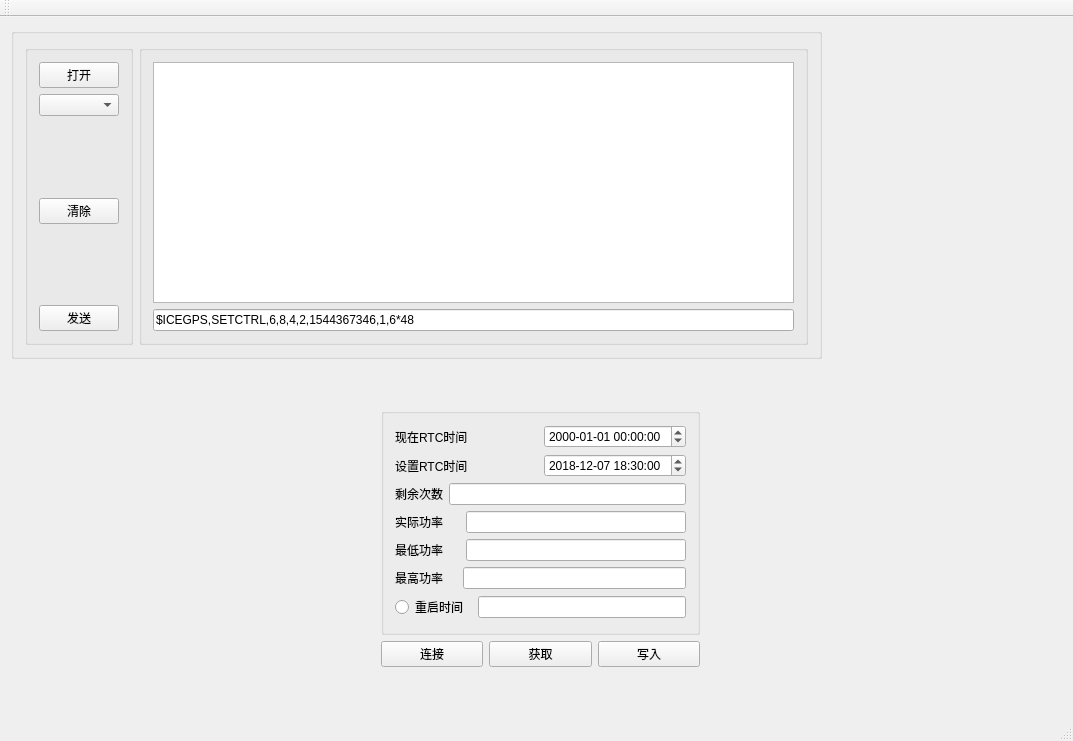
Old version of the form mainwindow.ui in the repository jokeym/ChargPointAPP.
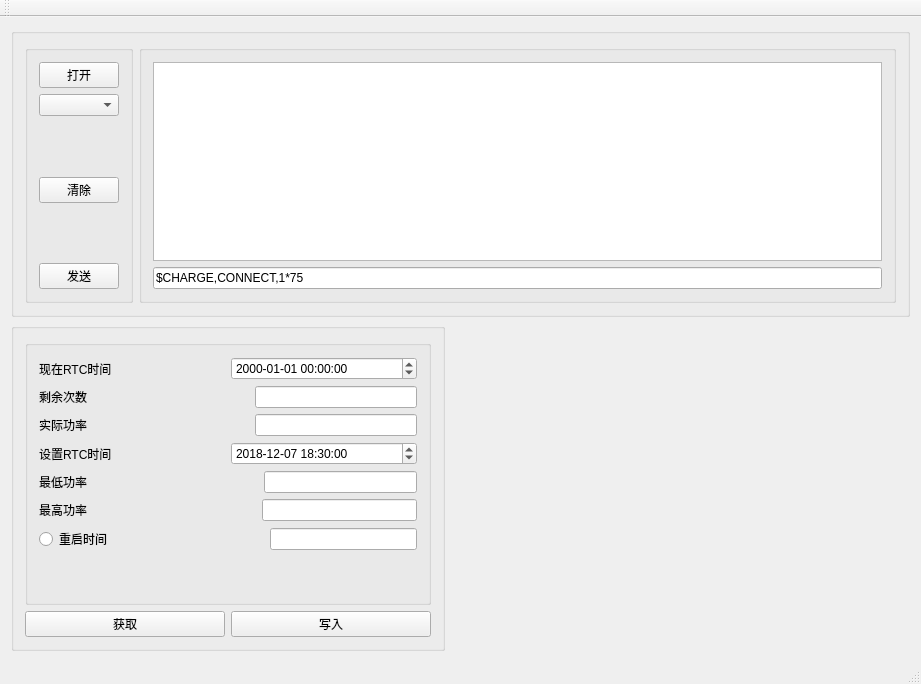
New version of the form.

Commit message: 删除连接按钮 、完善获取和写入按钮的功能

What changed in the file:
```diff
--- a/mainwindow.ui
+++ b/mainwindow.ui
@@ -6,107 +6,17 @@
    <rect>
     <x>0</x>
     <y>0</y>
-    <width>1073</width>
-    <height>741</height>
+    <width>921</width>
+    <height>684</height>
    </rect>
   </property>
   <property name="windowTitle">
    <string>MainWindow</string>
   </property>
   <widget class="QWidget" name="centralWidget">
+   <layout class="QGridLayout" name="gridLayout">
+    <item row="1" column="0" rowspan="2">
    <widget class="QGroupBox" name="groupBox">
-    <property name="geometry">
-     <rect>
-      <x>11</x>
-      <y>11</y>
-      <width>811</width>
-      <height>331</height>
-     </rect>
-    </property>
-    <layout class="QHBoxLayout" name="horizontalLayout">
-     <item>
-      <widget class="QGroupBox" name="groupBox">
-       <layout class="QVBoxLayout" name="verticalLayout">
-        <item>
-         <widget class="QPushButton" name="pushButton_Open">
-          <property name="text">
-           <string>打开</string>
-          </property>
-         </widget>
-        </item>
-        <item>
-         <widget class="QComboBox" name="PortBox"/>
-        </item>
-        <item>
-         <spacer name="verticalSpacer">
-          <property name="orientation">
-           <enum>Qt::Vertical</enum>
-          </property>
-          <property name="sizeHint" stdset="0">
-           <size>
-            <width>20</width>
-            <height>40</height>
-           </size>
-          </property>
-         </spacer>
-        </item>
-        <item>
-         <widget class="QPushButton" name="pushButton_Clean">
-          <property name="text">
-           <string>清除</string>
-          </property>
-         </widget>
-        </item>
-        <item>
-         <spacer name="verticalSpacer_3">
-          <property name="orientation">
-           <enum>Qt::Vertical</enum>
-          </property>
-          <property name="sizeHint" stdset="0">
-           <size>
-            <width>20</width>
-            <height>40</height>
-           </size>
-          </property>
-         </spacer>
-        </item>
-        <item>
-         <widget class="QPushButton" name="pushButton_Send">
-          <property name="text">
-           <string>发送</string>
-          </property>
-         </widget>
-        </item>
-       </layout>
-      </widget>
-     </item>
-     <item>
-      <widget class="QGroupBox" name="groupBox">
-       <layout class="QVBoxLayout" name="verticalLayout_2">
-        <item>
-         <widget class="QTextEdit" name="textEdit"/>
-        </item>
-        <item>
-         <widget class="QLineEdit" name="lineEdit">
-          <property name="text">
-           <string>$ICEGPS,SETCTRL,6,8,4,2,1544367346,1,6*48</string>
-          </property>
-         </widget>
-        </item>
-       </layout>
-      </widget>
-     </item>
-    </layout>
-   </widget>
-   <widget class="QWidget" name="layoutWidget">
-    <property name="geometry">
-     <rect>
-      <x>370</x>
-      <y>380</y>
-      <width>341</width>
-      <height>281</height>
-     </rect>
-    </property>
     <layout class="QVBoxLayout" name="verticalLayout_4">
      <item>
       <widget class="QGroupBox" name="groupBox">
@@ -122,6 +32,9 @@
           </item>
           <item>
            <widget class="QDateTimeEdit" name="Now_dateTimeEdit">
+              <property name="readOnly">
+               <bool>false</bool>
+              </property>
             <property name="displayFormat">
              <string>yyyy-MM-dd HH:mm:ss</string>
             </property>
@@ -129,6 +42,68 @@
           </item>
          </layout>
         </item>
+          <item>
+           <layout class="QHBoxLayout" name="horizontalLayout_8">
+            <item>
+             <widget class="QLabel" name="label_5">
+              <property name="text">
+               <string>剩余次数</string>
+              </property>
+             </widget>
+            </item>
+            <item>
+             <spacer name="horizontalSpacer">
+              <property name="orientation">
+               <enum>Qt::Horizontal</enum>
+              </property>
+              <property name="sizeHint" stdset="0">
+               <size>
+                <width>40</width>
+                <height>20</height>
+               </size>
+              </property>
+             </spacer>
+            </item>
+            <item>
+             <widget class="QLineEdit" name="lineEdit_ResidueCnt">
+              <property name="readOnly">
+               <bool>true</bool>
+              </property>
+             </widget>
+            </item>
+           </layout>
+          </item>
+          <item>
+           <layout class="QHBoxLayout" name="horizontalLayout_2">
+            <item>
+             <widget class="QLabel" name="label_4">
+              <property name="text">
+               <string>实际功率</string>
+              </property>
+             </widget>
+            </item>
+            <item>
+             <spacer name="horizontalSpacer_2">
+              <property name="orientation">
+               <enum>Qt::Horizontal</enum>
+              </property>
+              <property name="sizeHint" stdset="0">
+               <size>
+                <width>40</width>
+                <height>20</height>
+               </size>
+              </property>
+             </spacer>
+            </item>
+            <item>
+             <widget class="QLineEdit" name="lineEdit_NowPower">
+              <property name="readOnly">
+               <bool>true</bool>
+              </property>
+             </widget>
+            </item>
+           </layout>
+          </item>
         <item>
          <layout class="QHBoxLayout" name="horizontalLayout_6">
           <item>
@@ -157,34 +132,6 @@
           </item>
          </layout>
         </item>
-        <item>
-         <layout class="QHBoxLayout" name="horizontalLayout_8">
-          <item>
-           <widget class="QLabel" name="label_5">
-            <property name="text">
-             <string>剩余次数</string>
-            </property>
-           </widget>
-          </item>
-          <item>
-           <widget class="QLineEdit" name="lineEdit_ResidueCnt"/>
-          </item>
-         </layout>
-        </item>
-        <item>
-         <layout class="QHBoxLayout" name="horizontalLayout_2">
-          <item>
-           <widget class="QLabel" name="label_4">
-            <property name="text">
-             <string>实际功率     </string>
-            </property>
-           </widget>
-          </item>
-          <item>
-           <widget class="QLineEdit" name="lineEdit_NowPower"/>
-          </item>
-         </layout>
-        </item>
         <item>
          <layout class="QHBoxLayout" name="horizontalLayout_3">
           <item>
@@ -194,6 +141,19 @@
             </property>
            </widget>
           </item>
+            <item>
+             <spacer name="horizontalSpacer_3">
+              <property name="orientation">
+               <enum>Qt::Horizontal</enum>
+              </property>
+              <property name="sizeHint" stdset="0">
+               <size>
+                <width>40</width>
+                <height>20</height>
+               </size>
+              </property>
+             </spacer>
+            </item>
           <item>
            <widget class="QLineEdit" name="lineEdit_MinPower"/>
           </item>
@@ -208,6 +168,19 @@
             </property>
            </widget>
           </item>
+            <item>
+             <spacer name="horizontalSpacer_4">
+              <property name="orientation">
+               <enum>Qt::Horizontal</enum>
+              </property>
+              <property name="sizeHint" stdset="0">
+               <size>
+                <width>40</width>
+                <height>20</height>
+               </size>
+              </property>
+             </spacer>
+            </item>
           <item>
            <widget class="QLineEdit" name="lineEdit_MaxPower"/>
           </item>
@@ -222,6 +195,19 @@
             </property>
            </widget>
           </item>
+            <item>
+             <spacer name="horizontalSpacer_5">
+              <property name="orientation">
+               <enum>Qt::Horizontal</enum>
+              </property>
+              <property name="sizeHint" stdset="0">
+               <size>
+                <width>40</width>
+                <height>20</height>
+               </size>
+              </property>
+             </spacer>
+            </item>
           <item>
            <widget class="QLineEdit" name="lineEdit_ResetTime"/>
           </item>
@@ -245,13 +231,6 @@
      </item>
      <item>
       <layout class="QHBoxLayout" name="horizontalLayout_7">
-       <item>
-        <widget class="QPushButton" name="pushButton_Connect">
-         <property name="text">
-          <string>连接</string>
-         </property>
-        </widget>
-       </item>
        <item>
         <widget class="QPushButton" name="pushButton_GetCtrl">
          <property name="text">
@@ -270,6 +249,112 @@
      </item>
     </layout>
    </widget>
+    </item>
+    <item row="0" column="0" colspan="3">
+     <widget class="QGroupBox" name="groupBox">
+      <layout class="QHBoxLayout" name="horizontalLayout">
+       <item>
+        <widget class="QGroupBox" name="groupBox">
+         <layout class="QVBoxLayout" name="verticalLayout">
+          <item>
+           <widget class="QPushButton" name="pushButton_Open">
+            <property name="text">
+             <string>打开</string>
+            </property>
+           </widget>
+          </item>
+          <item>
+           <widget class="QComboBox" name="PortBox"/>
+          </item>
+          <item>
+           <spacer name="verticalSpacer">
+            <property name="orientation">
+             <enum>Qt::Vertical</enum>
+            </property>
+            <property name="sizeHint" stdset="0">
+             <size>
+              <width>20</width>
+              <height>40</height>
+             </size>
+            </property>
+           </spacer>
+          </item>
+          <item>
+           <widget class="QPushButton" name="pushButton_Clean">
+            <property name="text">
+             <string>清除</string>
+            </property>
+           </widget>
+          </item>
+          <item>
+           <spacer name="verticalSpacer_3">
+            <property name="orientation">
+             <enum>Qt::Vertical</enum>
+            </property>
+            <property name="sizeHint" stdset="0">
+             <size>
+              <width>20</width>
+              <height>40</height>
+             </size>
+            </property>
+           </spacer>
+          </item>
+          <item>
+           <widget class="QPushButton" name="pushButton_Send">
+            <property name="text">
+             <string>发送</string>
+            </property>
+           </widget>
+          </item>
+         </layout>
+        </widget>
+       </item>
+       <item>
+        <widget class="QGroupBox" name="groupBox">
+         <layout class="QVBoxLayout" name="verticalLayout_2">
+          <item>
+           <widget class="QTextEdit" name="textEdit"/>
+          </item>
+          <item>
+           <widget class="QLineEdit" name="lineEdit">
+            <property name="text">
+             <string>$CHARGE,CONNECT,1*75</string>
+            </property>
+           </widget>
+          </item>
+         </layout>
+        </widget>
+       </item>
+      </layout>
+     </widget>
+    </item>
+    <item row="1" column="1">
+     <spacer name="horizontalSpacer_7">
+      <property name="orientation">
+       <enum>Qt::Horizontal</enum>
+      </property>
+      <property name="sizeHint" stdset="0">
+       <size>
+        <width>428</width>
+        <height>20</height>
+       </size>
+      </property>
+     </spacer>
+    </item>
+    <item row="2" column="2">
+     <spacer name="verticalSpacer_4">
+      <property name="orientation">
+       <enum>Qt::Vertical</enum>
+      </property>
+      <property name="sizeHint" stdset="0">
+       <size>
+        <width>20</width>
+        <height>282</height>
+       </size>
+      </property>
+     </spacer>
+    </item>
+   </layout>
   </widget>
   <widget class="QMenuBar" name="menuBar">
    <property name="geometry">
```
Left out of the diff: 4 changed lines with no effect on the pictures. Lines whose indentation alone changed are shown as unchanged. The commit also changes 22 other files.
